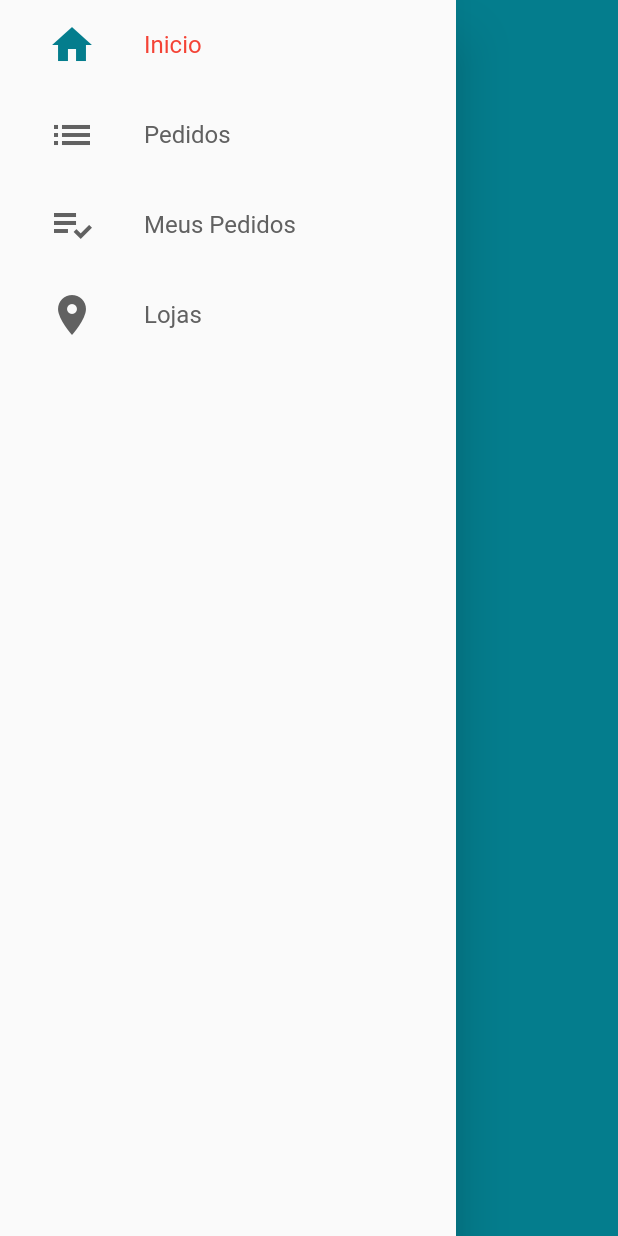
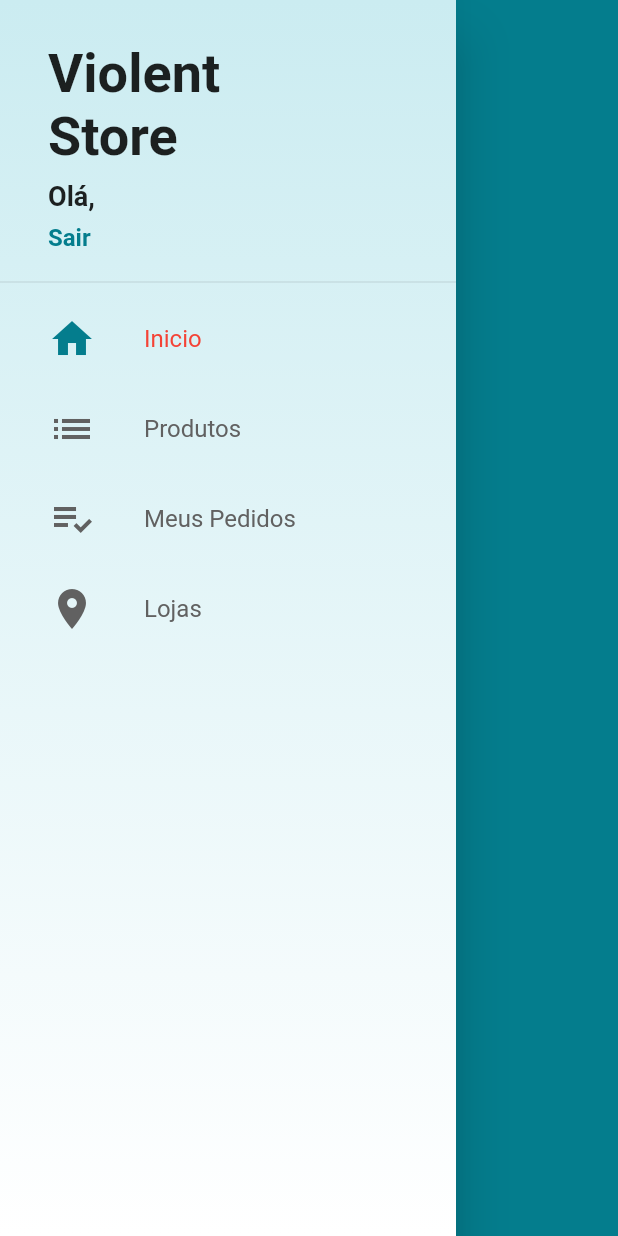
Before and after one commit to GuilhermePereira9/virtual_store, a Flutter app: the CustomDrawer widget shown alone on an empty page, opened directly, on a phone screen of 412 x 824 dp. Run offline on Flutter 3.47's test engine with Material 2 defaults, Android fonts, the phone set to English and light mode, and no system bars; our stand-ins replace carousel_pro, cloud_firestore, firebase_auth; accounts and stored records are empty.

Commit message:
Side Menu and Product Screen

```diff
--- a/lib/common/custom_drawer/custom_drawer.dart
+++ b/lib/common/custom_drawer/custom_drawer.dart
@@ -1,12 +1,28 @@
 import 'package:flutter/material.dart';
+import 'package:virtual_store/common/custom_drawer/custom_drawer_header.dart';
 import 'package:virtual_store/common/custom_drawer/drawer_tile.dart';
 
 class CustomDrawer extends StatelessWidget {
   @override
   Widget build(BuildContext context) {
     return Drawer(
-      child: ListView(
+      child: Stack(
         children: <Widget>[
+          Container(
+            decoration: BoxDecoration(
+                gradient: LinearGradient(
+              colors: [
+                const Color.fromARGB(255, 203, 236, 241),
+                Colors.white,
+              ],
+              begin: Alignment.topCenter,
+              end: Alignment.bottomCenter,
+            )),
+          ),
+          ListView(
+            children: <Widget>[
+              CustomDrawerHeader(),
+              const Divider(),
               DrawerTile(
                 iconData: Icons.home,
                 title: 'Inicio',
@@ -14,7 +30,7 @@ class CustomDrawer extends StatelessWidget {
               ),
               DrawerTile(
                 iconData: Icons.list,
-            title: 'Pedidos',
+                title: 'Produtos',
                 page: 1,
               ),
               DrawerTile(
@@ -29,6 +45,8 @@ class CustomDrawer extends StatelessWidget {
               ),
             ],
           ),
+        ],
+      ),
     );
   }
 }
--- /dev/null
+++ b/lib/common/custom_drawer/custom_drawer_header.dart
@@ -0,0 +1,54 @@
+import 'package:flutter/material.dart';
+import 'package:provider/provider.dart';
+import 'package:virtual_store/models/user_manager.dart';
+
+class CustomDrawerHeader extends StatelessWidget {
+  @override
+  Widget build(BuildContext context) {
+    return Container(
+        padding: const EdgeInsets.fromLTRB(32, 24, 12, 8),
+        height: 180,
+        child: Consumer<UserManager>(
+          builder: (_, userManager, __) {
+            return Column(
+              crossAxisAlignment: CrossAxisAlignment.start,
+              mainAxisAlignment: MainAxisAlignment.spaceAround,
+              children: <Widget>[
+                Text(
+                  'Violent \nStore',
+                  style: TextStyle(
+                    fontSize: 36,
+                    fontWeight: FontWeight.bold,
+                  ),
+                ),
+                Text(
+                  'Olá, ${userManager.user?.name ?? ''}',
+                  overflow: TextOverflow.ellipsis,
+                  maxLines: 2,
+                  style: TextStyle(
+                    fontSize: 18,
+                    fontWeight: FontWeight.bold,
+                  ),
+                ),
+                GestureDetector(
+                  onTap: () {
+                    if (userManager.isLoggedIn) {
+                      userManager.signOut();
+                    } else {
+                      Navigator.of(context).pushNamed('/login');
+                    }
+                  },
+                  child: Text(
+                    userManager.isLoggedIn ? 'Sair' : 'Entre ou Cadastre-se',
+                    style: TextStyle(
+                        color: Theme.of(context).primaryColor,
+                        fontSize: 16,
+                        fontWeight: FontWeight.bold),
+                  ),
+                )
+              ],
+            );
+          },
+        ));
+  }
+}
--- /dev/null
+++ b/lib/models/product.dart
@@ -0,0 +1,15 @@
+import 'package:cloud_firestore/cloud_firestore.dart';
+
+class Product {
+  Product.fromDocument(DocumentSnapshot document) {
+    id = document.documentID;
+    name = document['name'] as String;
+    description = document['description'] as String;
+    images = List<String>.from(document.data['images'] as List<dynamic>);
+  }
+
+  String id;
+  String name;
+  String description;
+  List<String> images;
+}
--- a/lib/models/user.dart
+++ b/lib/models/user.dart
@@ -1,6 +1,32 @@
+import 'package:cloud_firestore/cloud_firestore.dart';
+
 class User {
-  User({this.email, this.password});
+  User({this.email, this.password, this.name, this.id});
 
+  User.fromDocument(DocumentSnapshot document) {
+    id = document.documentID;
+    name = document.data['name'] as String;
+    email = document.data['email'] as String;
+  }
+
+  String id;
+  String name;
   String email;
   String password;
+
+  String confirmPassword;
+
+  DocumentReference get firestoreRef =>
+      Firestore.instance.document('users/$id');
+
+  Future<void> saveData() async {
+    await firestoreRef.setData(toMap());
+  }
+
+  Map<String, dynamic> toMap() {
+    return {
+      'name': name,
+      'email': email,
+    };
+  }
 }
--- a/lib/screens/base/base_screen.dart
+++ b/lib/screens/base/base_screen.dart
@@ -3,6 +3,7 @@ import 'package:provider/provider.dart';
 import 'package:virtual_store/common/custom_drawer/custom_drawer.dart';
 import 'package:virtual_store/models/page_manager.dart';
 import 'package:virtual_store/screens/login/login_screen.dart';
+import 'package:virtual_store/screens/products/products_screen.dart';
 
 class BaseScreen extends StatelessWidget {
   final PageController pageController = PageController();
@@ -14,13 +15,13 @@ class BaseScreen extends StatelessWidget {
       child: PageView(
         controller: pageController,
         children: <Widget>[
-          LoginScreen(),
           Scaffold(
             drawer: CustomDrawer(),
             appBar: AppBar(
-              title: const Text('Home2'),
+              title: const Text('Home'),
             ),
           ),
+          ProductsScreen(),
           Container(
             color: Colors.red,
           ),
--- a/pubspec.yaml
+++ b/pubspec.yaml
@@ -32,6 +32,7 @@ dependencies:
   firebase_auth: ^0.16.0
   firebase_storage: ^3.1.5
   provider: ^4.1.2
+  carousel_pro: ^1.0.0
 
 dev_dependencies:
   flutter_test:
```
Also changed, not shown: lib/main.dart (+34 -1 lines), lib/models/product_manager.dart (added, +44 -0 lines), lib/models/user_manager.dart (+37 -8 lines), lib/screens/login/login_screen.dart (+11 -2 lines), lib/screens/product/product_screen.dart (added, +83 -0 lines), lib/screens/products/components/product_list_tile.dart (added, +68 -0 lines), lib/screens/products/components/search_dialog.dart (added, +38 -0 lines), lib/screens/products/products_screen.dart (added, +82 -0 lines), lib/screens/signup/signup_screen.dart (added, +151 -0 lines), pubspec.lock. Lines whose indentation alone changed are shown as unchanged.
